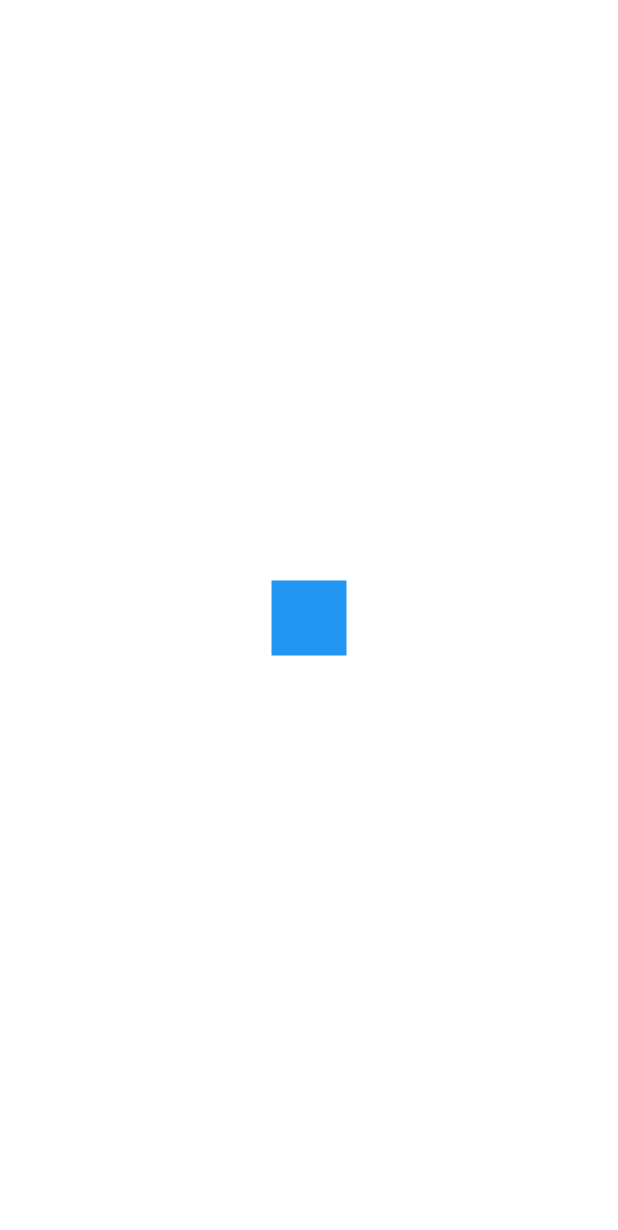
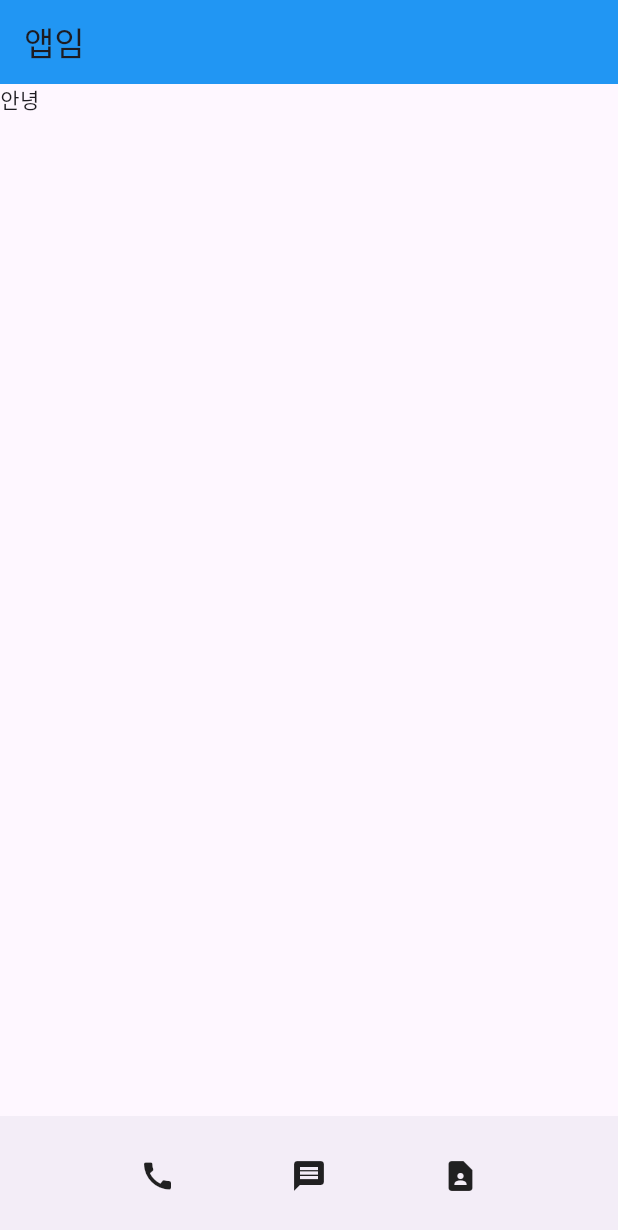
Before and after one commit to QuaRang1225/enhancement-flutter, a Flutter app: the screen it shows after launch, on a phone screen of 412 x 824 dp. Shown: the top 1230 px of the screen. Run offline on Flutter 3.47's test engine with Material 3 defaults, Android fonts, the phone set to English and light mode, and no system bars.

Commit message:
- 예제 화면 레이아웃 구성

```diff
--- a/lib/main.dart
+++ b/lib/main.dart
@@ -11,8 +11,22 @@ class MyApp extends StatelessWidget { //메인 페이지
   Widget build(BuildContext context) {
 
     return MaterialApp(
-      home: Center(
-        child: Container(width: 50,height: 50,color: Colors.blue),
+      home: Scaffold(
+        appBar: AppBar(title: Text('앱임'),backgroundColor: Colors.blue),
+        body: Text('안녕'),
+        bottomNavigationBar:BottomAppBar(
+          child: SizedBox(
+            height: 100,
+            child:Row(
+                mainAxisAlignment: MainAxisAlignment.spaceEvenly,
+                children: [
+                  Icon(Icons.call),
+                  Icon(Icons.message),
+                  Icon(Icons.contact_page)
+                ]
+            )
+          ,)
+        ),
       )
     );
   }
```
